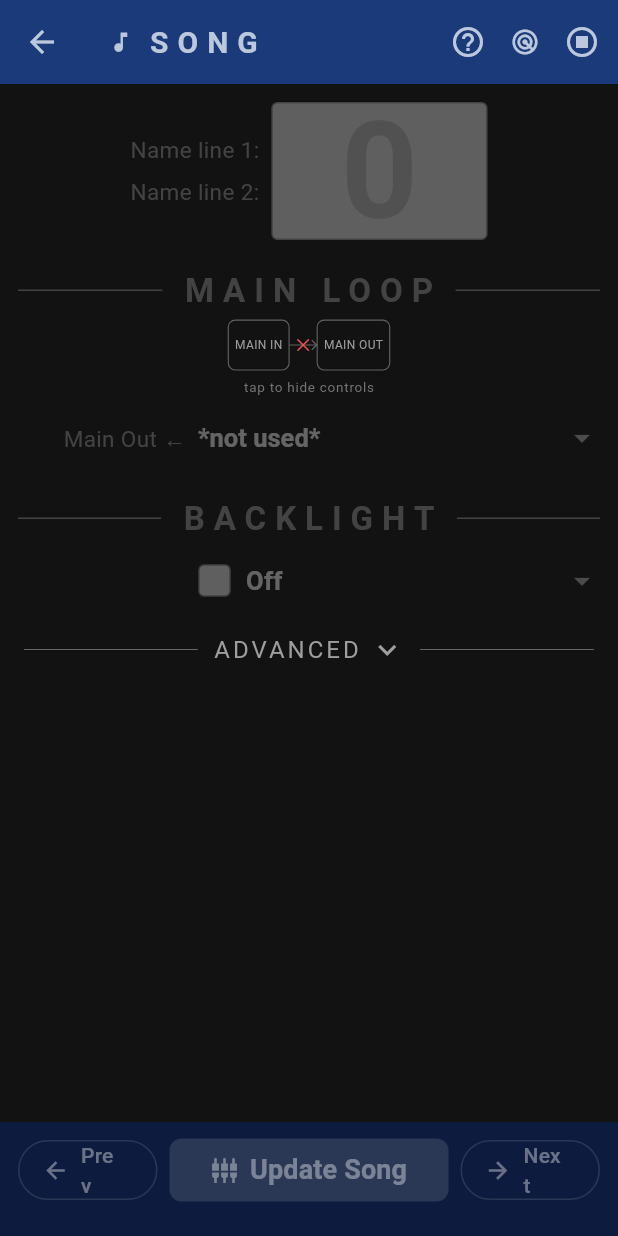
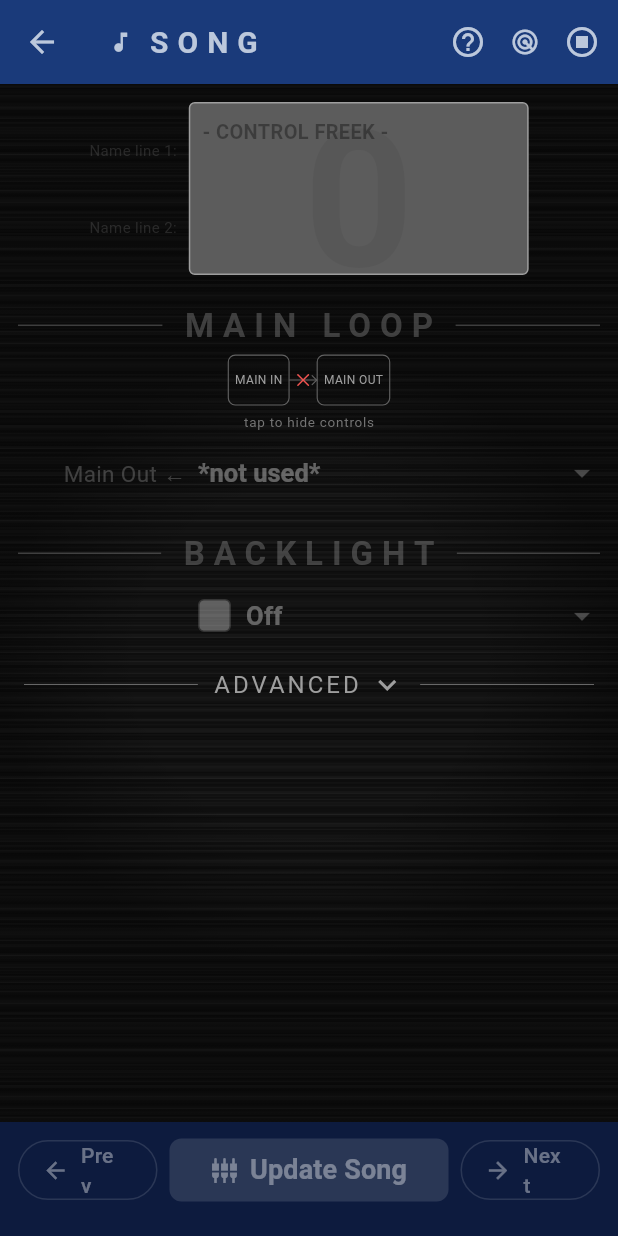
Before and after one commit to sjrtech/ControlFreek, a Flutter app: the SongScreen screen opened directly, after a tap on "MAIN IN", on a phone screen of 412 x 824 dp. Run offline on Flutter 3.47's test engine with Material 3 defaults, Android fonts, the light colour scheme and no system bars; our stand-ins replace file_picker, flutter_blue_plus; missing offline and left inert: window_manager.

Commit message:
GUI: Better layout of Song Name colored box

```diff
--- a/lib/main.dart
+++ b/lib/main.dart
@@ -38,7 +38,7 @@ class StompboxApp extends StatelessWidget {
           primary: Color(0xFF1c56f3),
           surface: Color(0xFF1a1a1a),
         ),
-        scaffoldBackgroundColor: const Color(0xFF121212),
+        scaffoldBackgroundColor: const Color(0xFF0E0E0E),
         canvasColor: const Color(0xFF0D1B3E),
         appBarTheme: const AppBarTheme(
           backgroundColor: Color(0xFF1A3A7A),
--- a/lib/screens/help_screen.dart
+++ b/lib/screens/help_screen.dart
@@ -15,9 +15,9 @@ class HelpScreen extends StatelessWidget {
           onPressed: () => Navigator.of(context).pop(),
         ),
       ),
-      body: const Center(
+      body: CarbonBackground(child: const Center(
         child: Text('Help coming soon', style: TextStyle(color: Colors.grey)),
-      ),
+      )),
     );
   }
 }
--- a/lib/screens/scan_screen.dart
+++ b/lib/screens/scan_screen.dart
@@ -1,7 +1,57 @@
+import 'dart:math' as math;
 import 'package:flutter/material.dart';
 import 'package:provider/provider.dart';
 import '../device_provider.dart';
 import 'help_screen.dart';
+
+// ─── Carbon fiber background ─────────────────────────────────────────────────
+
+class _TexturePainter extends CustomPainter {
+  const _TexturePainter();
+
+  @override
+  void paint(Canvas canvas, Size size) {
+    final paint = Paint()..strokeWidth = 1.0;
+
+    for (double y = 0; y < size.height; y++) {
+      // Overlapping sine waves at different frequencies simulate fine brush marks
+      final v = (math.sin(y * 0.5)  * 0.40 +
+                 math.sin(y * 1.3)  * 0.30 +
+                 math.sin(y * 3.7)  * 0.20 +
+                 math.sin(y * 0.09) * 0.10).abs();
+      final b = (12 + v * 22).round().clamp(10, 38);
+      paint.color = Color.fromARGB(255, b, b, b);
+      canvas.drawLine(Offset(0, y), Offset(size.width, y), paint);
+    }
+
+    // Subtle vignette — slightly darker at edges, lighter toward centre
+    final bounds = Rect.fromLTWH(0, 0, size.width, size.height);
+    canvas.drawRect(
+      bounds,
+      Paint()
+        ..shader = RadialGradient(
+          colors: [Colors.transparent, Colors.black.withValues(alpha: 0.35)],
+          stops: const [0.55, 1.0],
+        ).createShader(bounds),
+    );
+  }
+
+  @override
+  bool shouldRepaint(covariant CustomPainter old) => false;
+}
+
+class CarbonBackground extends StatelessWidget {
+  final Widget child;
+  const CarbonBackground({super.key, required this.child});
+
+  @override
+  Widget build(BuildContext context) => CustomPaint(
+        painter: const _TexturePainter(),
+        child: child,
+      );
+}
+
+// ─── App bar helpers ──────────────────────────────────────────────────────────
 
 Widget appBarTitle(String text, {IconData? icon}) => Row(
   mainAxisSize: MainAxisSize.min,
@@ -110,7 +160,7 @@ class _ScanScreenState extends State<ScanScreen> {
         backgroundColor: const Color(0xFF1A3A7A),
         actions: bleAppBarActions(p, context),
       ),
-      body: Stack(
+      body: CarbonBackground(child: Stack(
         children: [
           Column(
         children: [
@@ -195,7 +245,7 @@ class _ScanScreenState extends State<ScanScreen> {
               ),
             ),
         ],
-      ),
+      )),
     );
   }
 }
--- a/lib/screens/settings_screen.dart
+++ b/lib/screens/settings_screen.dart
@@ -19,7 +19,7 @@ class SettingsScreen extends StatelessWidget {
         backgroundColor: const Color(0xFF1A3A7A),
         actions: bleAppBarActions(p, context),
       ),
-      body: Column(
+      body: CarbonBackground(child: Column(
         children: [
           Expanded(
             child: ListView(
@@ -60,7 +60,7 @@ class SettingsScreen extends StatelessWidget {
             onPressed: p.updateConfigToDevice,
           ),
         ],
-      ),
+      )),
     );
   }
 }
--- a/lib/screens/song_screen.dart
+++ b/lib/screens/song_screen.dart
@@ -96,7 +96,7 @@ class _SongScreenState extends State<SongScreen> {
         backgroundColor: const Color(0xFF1A3A7A),
         actions: bleAppBarActions(p, context),
       ),
-      body: Stack(
+      body: CarbonBackground(child: Stack(
         children: [
           Column(
         children: [
@@ -118,11 +118,10 @@ class _SongScreenState extends State<SongScreen> {
                     ),
                   );
                   return <Widget>[
-                    // Song name + LOOPS divider (data entry — dim when disconnected)
-                    dw(Column(crossAxisAlignment: CrossAxisAlignment.stretch, children: [
-                      _NameFieldsBox(song: song, notify: notify, songNumber: p.displayedSongNumber),
-                      _dividerSection('MAIN LOOP'),
-                    ])),
+                    Column(crossAxisAlignment: CrossAxisAlignment.stretch, children: [
+                      _NameFieldsBox(song: song, notify: notify, songNumber: p.displayedSongNumber, disabled: disabled),
+                      dw(_dividerSection('MAIN LOOP')),
+                    ]),
                     // Main chain: always interactive
                     GestureDetector(
                       behavior: HitTestBehavior.opaque,
@@ -300,7 +299,7 @@ class _SongScreenState extends State<SongScreen> {
               ),
             ),
         ],
-      ),
+      )),
     );
   }
 }
@@ -332,63 +331,128 @@ class _NameFieldsBox extends StatelessWidget {
   final SongModel song;
   final VoidCallback notify;
   final int songNumber;
+  final bool disabled;
 
-  const _NameFieldsBox({required this.song, required this.notify, required this.songNumber});
+  const _NameFieldsBox({required this.song, required this.notify, required this.songNumber, this.disabled = false});
 
   @override
   Widget build(BuildContext context) {
-    final boxWidth = MediaQuery.of(context).size.width * 0.35;
+    final screenWidth = MediaQuery.of(context).size.width;
+    final boxWidth = screenWidth * 0.55;
+    final rowHeight = screenWidth * 0.124;
+    final dur = const Duration(milliseconds: 300);
+    final labelColor = disabled ? Colors.grey.shade700 : Colors.grey;
+    final boxColor = disabled
+        ? Color.lerp(_backlightToColor(song.backlight), const Color(0xFF0E0E0E), 0.65)!
+        : _backlightToColor(song.backlight);
+
     return Padding(
       padding: const EdgeInsets.symmetric(vertical: 4),
       child: Center(
         child: Row(
           mainAxisSize: MainAxisSize.min,
           children: [
-            Column(
+            AnimatedOpacity(
+              opacity: disabled ? 0.35 : 1.0,
+              duration: dur,
+              child: Column(
                 crossAxisAlignment: CrossAxisAlignment.start,
                 children: [
                   SizedBox(
-                  height: 28,
+                    height: rowHeight,
                     child: Align(
                       alignment: Alignment.centerLeft,
-                    child: Text('Name line 1:', style: const TextStyle(fontSize: 15, color: Colors.grey)),
+                      child: Text('Name line 1:', style: TextStyle(fontSize: 10, color: labelColor)),
                     ),
                   ),
                   SizedBox(
-                  height: 28,
+                    height: rowHeight,
                     child: Align(
                       alignment: Alignment.centerLeft,
-                    child: Text('Name line 2:', style: const TextStyle(fontSize: 15, color: Colors.grey)),
+                      child: Text('Name line 2:', style: TextStyle(fontSize: 10, color: labelColor)),
                     ),
                   ),
                 ],
               ),
+            ),
             const SizedBox(width: 8),
             SizedBox(
               width: boxWidth,
-              child: Container(
+              child: AnimatedContainer(
+                duration: dur,
+                height: screenWidth * 0.28,
+                clipBehavior: Clip.antiAlias,
                 decoration: BoxDecoration(
-                  color: _backlightToColor(song.backlight),
+                  color: boxColor,
                   border: Border.all(color: Colors.grey),
                   borderRadius: BorderRadius.circular(4),
                 ),
                 child: Stack(
-                  alignment: Alignment.center,
                   children: [
-                    Text(
+                    // Watermark number — centered in box
+                    Positioned.fill(
+                      child: AnimatedOpacity(
+                        opacity: disabled ? 0.35 : 1.0,
+                        duration: dur,
+                        child: Center(
+                          child: Text(
                             '$songNumber',
                             style: TextStyle(
-                        fontSize: 90,
+                              fontSize: 128,
                               fontWeight: FontWeight.bold,
                               color: Colors.black.withValues(alpha: 0.16),
                               height: 1,
                             ),
                           ),
-                    Column(
-                      children: [
-                        _inputField(song.name, (v) { song.name = v; notify(); }),
-                        _inputField(song.partname, (v) { song.partname = v; notify(); }),
-                      ],
+                        ),
+                      ),
+                    ),
+                    // "- CONTROL FREEK -" label
+                    Positioned(
+                      top: rowHeight * 0.05 + 10,
+                      left: 8,
+                      right: 8,
+                      child: AnimatedOpacity(
+                        opacity: disabled ? 0.35 : 1.0,
+                        duration: dur,
+                        child: Text(
+                          '- CONTROL FREEK -',
+                          style: TextStyle(
+                            fontSize: rowHeight * 0.261,
+                            fontWeight: FontWeight.bold,
+                            color: Colors.black,
+                            height: 1.0,
+                          ),
+                        ),
+                      ),
+                    ),
+                    // Name line 1
+                    Positioned(
+                      top: rowHeight * 0.40 - 7,
+                      left: 0,
+                      right: 0,
+                      child: IgnorePointer(
+                        ignoring: disabled,
+                        child: AnimatedOpacity(
+                          opacity: disabled ? 0.35 : 1.0,
+                          duration: dur,
+                          child: _inputField(song.name, (v) { song.name = v; notify(); }, rowHeight),
+                        ),
+                      ),
+                    ),
+                    // Name line 2
+                    Positioned(
+                      top: rowHeight * 1.40 - 20,
+                      left: 0,
+                      right: 0,
+                      child: IgnorePointer(
+                        ignoring: disabled,
+                        child: AnimatedOpacity(
+                          opacity: disabled ? 0.35 : 1.0,
+                          duration: dur,
+                          child: _inputField(song.partname, (v) { song.partname = v; notify(); }, rowHeight),
+                        ),
+                      ),
                     ),
                   ],
                 ),
@@ -400,17 +464,18 @@ class _NameFieldsBox extends StatelessWidget {
     );
   }
 
-  Widget _inputField(String value, void Function(String) onChange) =>
+  Widget _inputField(String value, void Function(String) onChange, double rowHeight) =>
       SizedBox(
-        height: 28,
+        height: rowHeight,
         child: Padding(
           padding: const EdgeInsets.symmetric(horizontal: 8),
           child: TextFormField(
             initialValue: value.toUpperCase(),
             maxLength: 31,
-            style: const TextStyle(fontSize: 20, fontWeight: FontWeight.bold, color: Colors.black),
+            style: TextStyle(fontSize: rowHeight * 0.668, fontWeight: FontWeight.bold, color: Colors.black),
             cursorColor: Colors.black,
             textAlign: TextAlign.left,
+            textAlignVertical: TextAlignVertical.top,
             inputFormatters: [
               TextInputFormatter.withFunction((oldValue, newValue) {
                 final filtered = newValue.text
```
Lines whose indentation alone changed are shown as unchanged.
